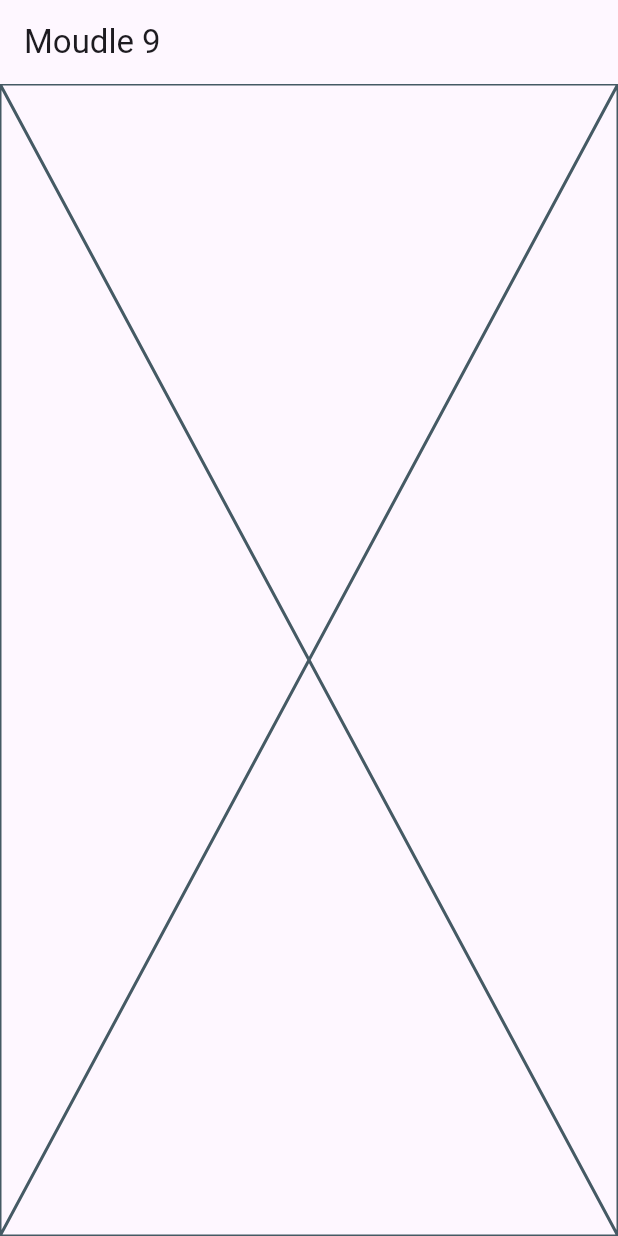
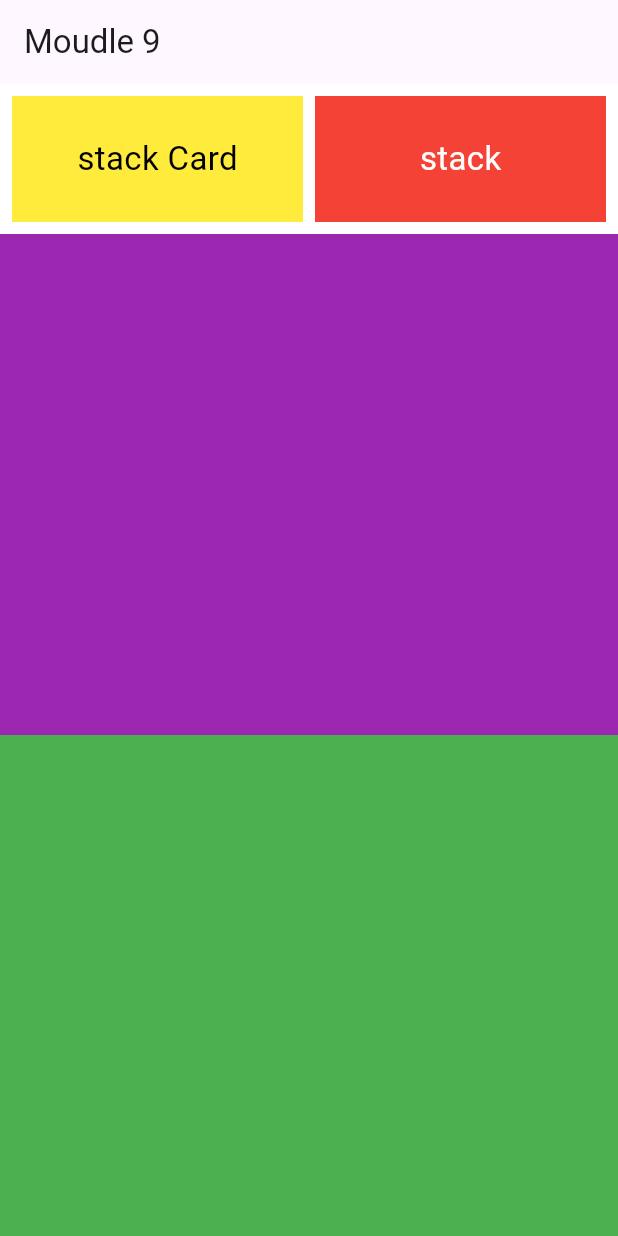
Before and after one commit to fokrul511/fluttter_crouse_module_9, a Flutter app: the screen it shows after launch, on a phone screen of 412 x 824 dp. Run offline on Flutter 3.47's test engine with Material 3 defaults, Android fonts, the light colour scheme and no system bars; our stand-ins replace device_preview.

Commit message:
update file

```diff
--- a/lib/screen/home_screen.dart
+++ b/lib/screen/home_screen.dart
@@ -1,4 +1,7 @@
 import 'package:flutter/material.dart';
+
+import 'sCard.dart';
+import 'stack.dart';
 
 class MyHomePage extends StatelessWidget {
   const MyHomePage({super.key});
@@ -9,7 +12,66 @@
       appBar: AppBar(
         title: const Text('Moudle 9'),
       ),
-      body: Placeholder(),
+      body: Column(
+        children: [
+          Container(
+            height: 100,
+            width: double.infinity,
+            color: Colors.white,
+            child: Padding(
+              padding: const EdgeInsets.all(8.0),
+              child: Row(
+                children: [
+                  Expanded(
+                    child: InkWell(
+                      onTap: (){
+                        Navigator.push(context, MaterialPageRoute(builder: (context) => CardStack(),));
+                      },
+                      child: Container(
+                        height: 100,
+                        width: double.infinity,
+                        color: Colors.yellow,
+                        child: Center(child: Text('stack Card',style: TextStyle( color: Colors.black,fontSize: 22),)),
+
+                      ),
+                    ),
+                  ),
+                  const SizedBox(
+                    width: 8.0,
+                  ),
+                  Expanded(
+                    child: InkWell(
+                      onTap: (){
+                        Navigator.push(context, MaterialPageRoute(builder: (context) => Mstack(),));
+                      },
+                      child: Container(
+                        height: 100,
+                        width: double.infinity,
+                        color: Colors.red,
+                        child: Center(child: Text('stack',style: TextStyle( color: Colors.white,fontSize: 22),)),
+                      ),
+                    ),
+                  ),
+                ],
+              ),
+            ),
+          ),
+          Expanded(
+            child: Container(
+              height: 100,
+              width: double.infinity,
+              color: Colors.purple,
+            ),
+          ),
+          Expanded(
+            child: Container(
+              height: 100,
+              width: double.infinity,
+              color: Colors.green,
+            ),
+          ),
+        ],
+      ),
     );
   }
 }
--- a/pubspec.yaml
+++ b/pubspec.yaml
@@ -35,6 +35,7 @@
   # The following adds the Cupertino Icons font to your application.
   # Use with the CupertinoIcons class for iOS style icons.
   cupertino_icons: ^1.0.2
+  device_preview: ^1.1.0
 
 dev_dependencies:
   flutter_test:
```
Also changed, not shown: lib/main.dart (+7 -2 lines), lib/screen/sCard.dart (added, +115 -0 lines), lib/screen/stack.dart (added, +66 -0 lines), pubspec.lock.
